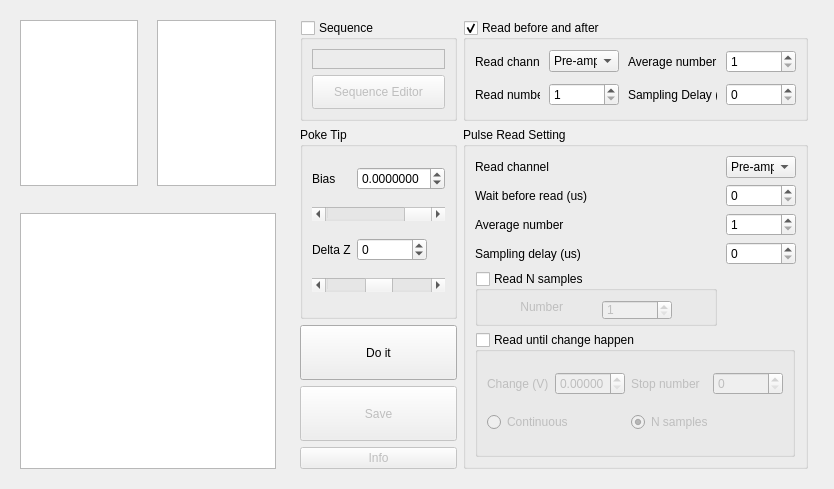
Qt form pyqt5 STM software/ui/Deposition.ui (freestylexyz/STM-pyqt5-software) before a commit.
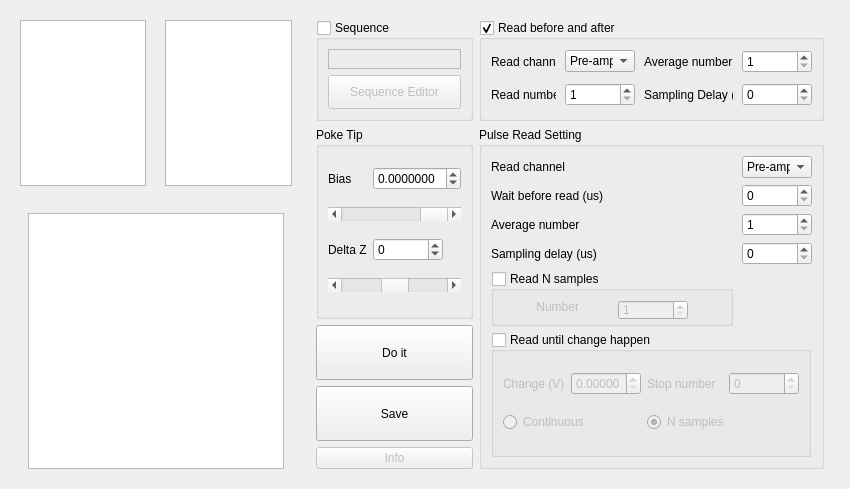
The same form after that commit.

Patch:
```diff
--- a/pyqt5 STM software/ui/Deposition.ui
+++ b/pyqt5 STM software/ui/Deposition.ui
@@ -9,7 +9,7 @@
    <rect>
     <x>0</x>
     <y>0</y>
-    <width>822</width>
+    <width>850</width>
     <height>489</height>
    </rect>
   </property>
@@ -745,7 +745,7 @@
       <item row="4" column="0">
        <widget class="QPushButton" name="pushButton_Save_Deposition">
         <property name="enabled">
-         <bool>false</bool>
+         <bool>true</bool>
         </property>
         <property name="sizePolicy">
          <sizepolicy hsizetype="Minimum" vsizetype="Maximum">
```
Left out of the diff: 4 changed lines with no effect on the pictures.
